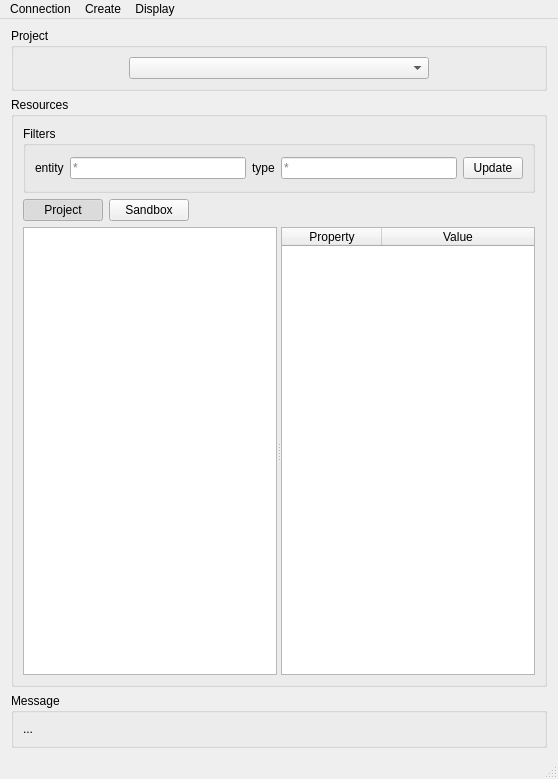
Qt form gui/main_window.ui (dddjef/pulse) before a commit.
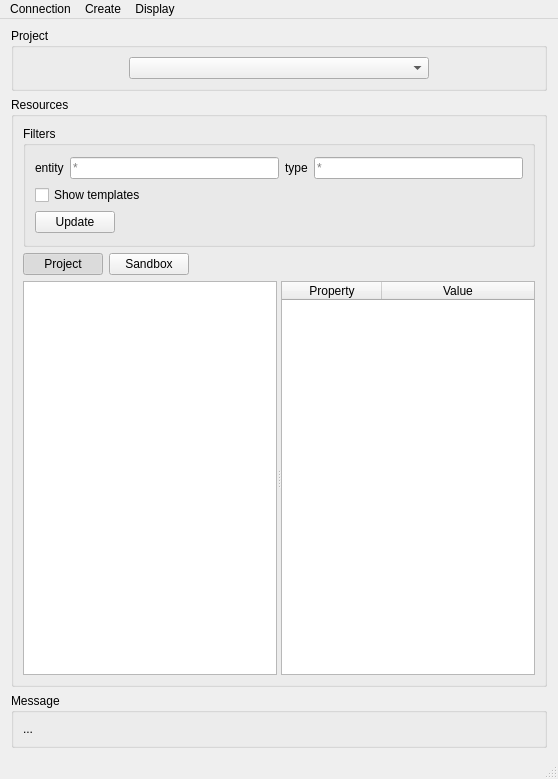
The same form after that commit.

Commit message: add a filter to show templates

Patch:
```diff
--- a/gui/main_window.ui
+++ b/gui/main_window.ui
@@ -89,7 +89,7 @@
          <property name="maximumSize">
           <size>
            <width>16777215</width>
-           <height>100</height>
+           <height>16777215</height>
           </size>
          </property>
          <property name="title">
@@ -104,7 +104,7 @@
          <property name="checked">
           <bool>false</bool>
          </property>
-         <layout class="QHBoxLayout" name="horizontalLayout">
+         <layout class="QVBoxLayout" name="verticalLayout_2">
           <property name="topMargin">
            <number>11</number>
           </property>
@@ -112,6 +112,8 @@
            <number>11</number>
           </property>
           <item>
+           <layout class="QHBoxLayout" name="filterName_Layout">
+            <item>
            <widget class="QLabel" name="label">
             <property name="text">
              <string>entity</string>
@@ -145,6 +147,15 @@
             </property>
            </widget>
           </item>
+           </layout>
+          </item>
+          <item>
+           <widget class="QCheckBox" name="filterTemplates_checkBox">
+            <property name="text">
+             <string>Show templates</string>
+            </property>
+           </widget>
+          </item>
           <item>
            <widget class="QPushButton" name="listResources_pushButton">
             <property name="sizePolicy">
@@ -155,7 +166,7 @@
             </property>
             <property name="maximumSize">
              <size>
-              <width>60</width>
+              <width>16777215</width>
               <height>16777215</height>
              </size>
             </property>
```
Lines whose indentation alone changed are shown as unchanged. The commit also changes 2 other files.
